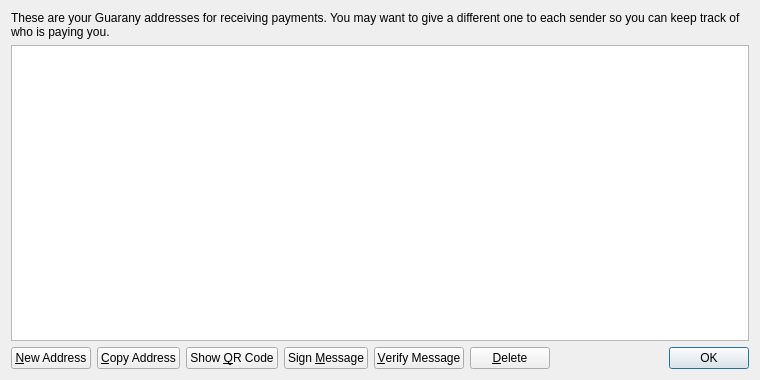
Before: the Qt Designer form src/qt/forms/addressbookpage.ui in reappergrimd/Guarany, drawn with Qt 5.
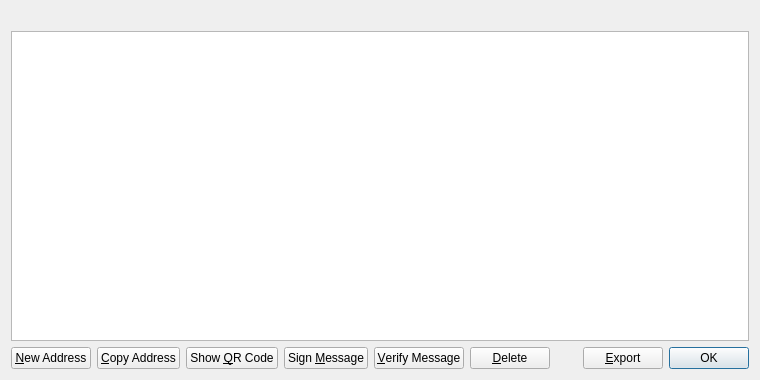
After: the same form once the commit is applied. Icons and pictures are not drawn.

```diff
--- a/src/qt/forms/addressbookpage.ui
+++ b/src/qt/forms/addressbookpage.ui
@@ -16,9 +16,6 @@
   <layout class="QVBoxLayout" name="verticalLayout">
    <item>
     <widget class="QLabel" name="labelExplanation">
-     <property name="text">
-      <string>These are your Guarany addresses for receiving payments. You may want to give a different one to each sender so you can keep track of who is paying you.</string>
-     </property>
      <property name="textFormat">
       <enum>Qt::PlainText</enum>
      </property>
@@ -151,6 +148,20 @@
        </property>
       </spacer>
      </item>
+     <item>
+      <widget class="QPushButton" name="exportButton">
+       <property name="toolTip">
+        <string>Export the data in the current tab to a file</string>
+       </property>
+       <property name="text">
+        <string>&amp;Export</string>
+       </property>
+       <property name="icon">
+        <iconset resource="../bitcoin.qrc">
+         <normaloff>:/icons/export</normaloff>:/icons/export</iconset>
+       </property>
+      </widget>
+     </item>
      <item>
       <widget class="QDialogButtonBox" name="buttonBox">
        <property name="sizePolicy">
```
Left out of the diff: 6 changed lines with no effect on the pictures.
